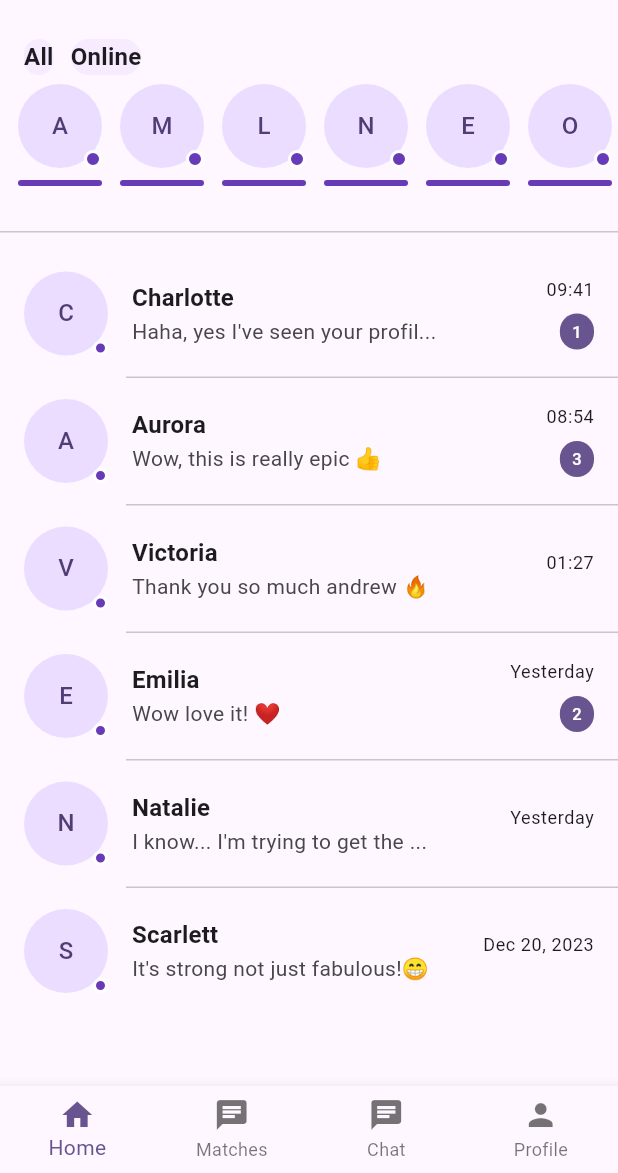
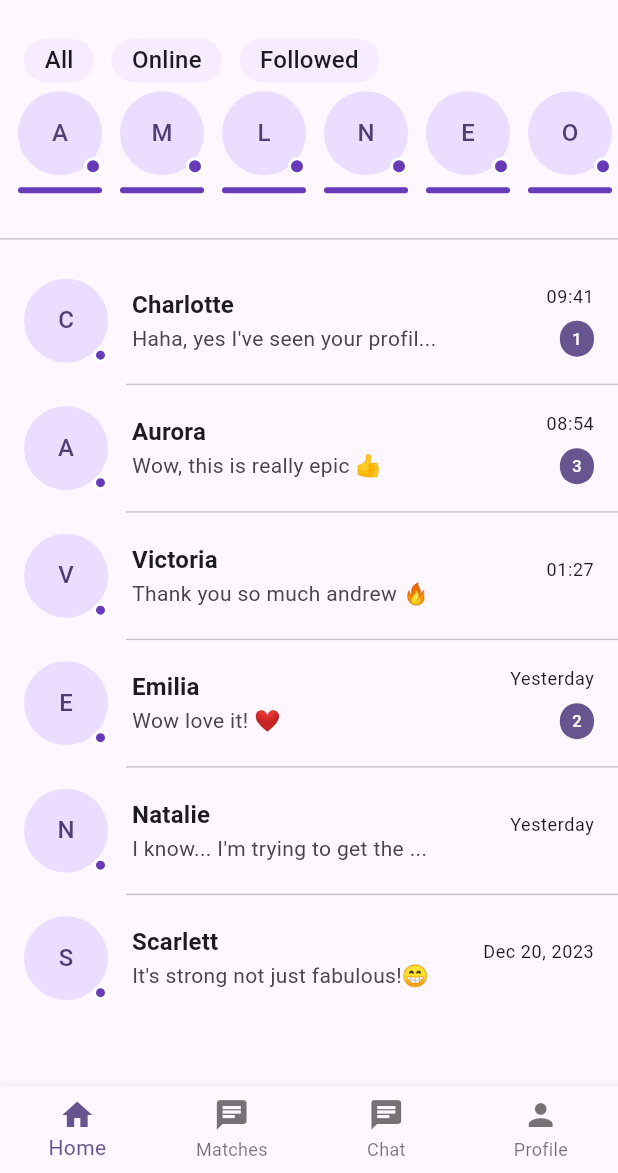
Before and after one commit to nishant678/bondlyze, a Flutter app: the screen it shows after launch, on a phone screen of 412 x 824 dp, the part 63-1236 px from its top. Run offline on Flutter 3.47's test engine with Material 3 defaults, Android fonts, the light colour scheme and no system bars; our stand-ins replace flutter_screenutil, get_it.

Commit message:
new changes in home screen

```diff
--- /dev/null
+++ b/lib/model/chat_item_model.dart
@@ -0,0 +1,13 @@
+
+class ChatItem {
+  final String name;
+  final String message;
+  final String timeLabel;
+  final int? unreadCount;
+  const ChatItem({
+    required this.name,
+    required this.message,
+    required this.timeLabel,
+    this.unreadCount,
+  });
+}
--- a/lib/view/home_screen.dart
+++ b/lib/view/home_screen.dart
@@ -1,4 +1,7 @@
 import 'package:bondlyze/config/color/app_color.dart';
+import 'package:bondlyze/model/chat_item_model.dart';
+import 'package:bondlyze/view/widget/active_avatar.dart';
+import 'package:bondlyze/view/widget/chat_tile.dart';
 import 'package:flutter/material.dart';
 import 'package:flutter_screenutil/flutter_screenutil.dart';
 class HomeScreen extends StatefulWidget {
@@ -19,36 +22,36 @@ class _HomeScreenState extends State<HomeScreen> {
     _ActiveUser(name: 'Sophia'),
   ];
 
-  final List<_ChatItem> _chats = const [
-    _ChatItem(
+  final List<ChatItem> _chats = const [
+    ChatItem(
       name: 'Charlotte',
       message: "Haha, yes I've seen your profil...",
       timeLabel: '09:41',
       unreadCount: 1,
     ),
-    _ChatItem(
+    ChatItem(
       name: 'Aurora',
       message: 'Wow, this is really epic 👍',
       timeLabel: '08:54',
       unreadCount: 3,
     ),
-    _ChatItem(
+    ChatItem(
       name: 'Victoria',
       message: 'Thank you so much andrew 🔥',
       timeLabel: '01:27',
     ),
-    _ChatItem(
+    ChatItem(
       name: 'Emilia',
       message: 'Wow love it! ❤️',
       timeLabel: 'Yesterday',
       unreadCount: 2,
     ),
-    _ChatItem(
+    ChatItem(
       name: 'Natalie',
       message: "I know... I'm trying to get the ...",
       timeLabel: 'Yesterday',
     ),
-    _ChatItem(
+    ChatItem(
       name: 'Scarlett',
       message: "It's strong not just fabulous!😁",
       timeLabel: 'Dec 20, 2023',
@@ -85,10 +88,15 @@ class _HomeScreenState extends State<HomeScreen> {
                     color: AppColors.unselectedButtonColor,
                     borderRadius: BorderRadius.circular(16),
                   ),
+                  child: Center(
+                    child: Padding(
+                      padding: EdgeInsets.symmetric(vertical: 2.h, horizontal: 12.w),
                       child: Text(
                         'All',
                         style: theme.textTheme.titleMedium?.copyWith(
-                      fontWeight: FontWeight.w600,
+                          fontWeight: FontWeight.w500,
+                        ),
+                      ),
                     ),
                   ),
                 ),
@@ -98,14 +106,36 @@ class _HomeScreenState extends State<HomeScreen> {
                     color: AppColors.unselectedButtonColor,
                     borderRadius: BorderRadius.circular(16),
                   ),
+                  child: Center(
+                    child: Padding(
+                      padding: EdgeInsets.symmetric(vertical: 2.h, horizontal: 12.w),
                       child: Text(
                         'Online',
                         style: theme.textTheme.titleMedium?.copyWith(
-                      fontWeight: FontWeight.w600,
+                          fontWeight: FontWeight.w500,
                         ),
                       ),
                     ),
-
+                  ),
+                ),
+                SizedBox(width: 10.w,),
+                 Container(
+                  decoration: BoxDecoration(
+                    color: AppColors.unselectedButtonColor,
+                    borderRadius: BorderRadius.circular(16),
+                  ),
+                  child: Center(
+                    child: Padding(
+                      padding: EdgeInsets.symmetric(vertical: 2.h, horizontal: 12.w),
+                      child: Text(
+                        'Followed',
+                        style: theme.textTheme.titleMedium?.copyWith(
+                          fontWeight: FontWeight.w500,
+                        ),
+                      ),
+                    ),
+                  ),
+                ),
               ],
             ),
           ),
@@ -116,7 +146,7 @@ class _HomeScreenState extends State<HomeScreen> {
               scrollDirection: Axis.horizontal,
               itemBuilder: (context, index) {
                 final user = _activeUsers[index];
-                return _ActiveAvatar(name: user.name);
+                return ActiveAvatar(name: user.name);
               },
               separatorBuilder: (context, index) => const SizedBox(width: 12),
               itemCount: _activeUsers.length,
@@ -132,7 +162,7 @@ class _HomeScreenState extends State<HomeScreen> {
               separatorBuilder: (_, __) => const Divider(height: 1, indent: 84),
               itemBuilder: (context, index) {
                 final chat = _chats[index];
-                return _ChatTile(
+                return ChatTile(
                   chat: chat,
                   badgeColor: colorScheme.primary,
                 );
@@ -145,133 +175,8 @@ class _HomeScreenState extends State<HomeScreen> {
   }
 }
 
-class _ActiveAvatar extends StatelessWidget {
-  final String name;
-  const _ActiveAvatar({required this.name});
-
-  @override
-  Widget build(BuildContext context) {
-    final initials = name.isNotEmpty ? name[0].toUpperCase() : '?';
-    return Column(
-      children: [
-        Stack(
-          children: [
-            CircleAvatar(
-              radius: 28,
-              child: Text(initials),
-            ),
-            Positioned(
-              right: 0,
-              bottom: 0,
-              child: Container(
-                width: 12,
-                height: 12,
-                decoration: BoxDecoration(
-                  color: Colors.deepPurple,
-                  borderRadius: BorderRadius.circular(6),
-                  border: Border.all(color: Colors.white, width: 2),
-                ),
-              ),
-            ),
-          ],
-        ),
-        const SizedBox(height: 8),
-        Container(
-          width: 56,
-          height: 4,
-          decoration: BoxDecoration(
-            color: Colors.deepPurple,
-            borderRadius: BorderRadius.circular(2),
-          ),
-        ),
-      ],
-    );
-  }
-}
-
-class _ChatTile extends StatelessWidget {
-  final _ChatItem chat;
-  final Color badgeColor;
-
-  const _ChatTile({required this.chat, required this.badgeColor});
-
-  @override
-  Widget build(BuildContext context) {
-    final theme = Theme.of(context);
-    return ListTile(
-      contentPadding: const EdgeInsets.symmetric(horizontal: 16, vertical: 6),
-      leading: Stack(
-        children: [
-          CircleAvatar(
-            radius: 28,
-            child: Text(chat.name[0]),
-          ),
-          Positioned(
-            right: 0,
-            bottom: 0,
-            child: Container(
-              width: 10,
-              height: 10,
-              decoration: BoxDecoration(
-                color: Colors.deepPurple,
-                shape: BoxShape.circle,
-                border: Border.all(color: Colors.white, width: 2),
-              ),
-            ),
-          )
-        ],
-      ),
-      title: Text(
-        chat.name,
-        style: theme.textTheme.titleMedium?.copyWith(fontWeight: FontWeight.w600),
-      ),
-      subtitle: Text(
-        chat.message,
-        maxLines: 1,
-        overflow: TextOverflow.ellipsis,
-      ),
-      trailing: Column(
-        crossAxisAlignment: CrossAxisAlignment.end,
-        mainAxisAlignment: MainAxisAlignment.center,
-        children: [
-          Text(
-            chat.timeLabel,
-            style: theme.textTheme.bodySmall,
-          ),
-          const SizedBox(height: 8),
-          if (chat.unreadCount != null && chat.unreadCount! > 0)
-            Container(
-              padding: const EdgeInsets.symmetric(horizontal: 8, vertical: 4),
-              decoration: BoxDecoration(
-                color: badgeColor,
-                borderRadius: BorderRadius.circular(12),
-              ),
-              child: Text(
-                chat.unreadCount.toString(),
-                style: theme.textTheme.labelSmall?.copyWith(color: Colors.white),
-              ),
-            ),
-        ],
-      ),
-      onTap: () {},
-    );
-  }
-}
 
 class _ActiveUser {
   final String name;
   const _ActiveUser({required this.name});
 }
-
-class _ChatItem {
-  final String name;
-  final String message;
-  final String timeLabel;
-  final int? unreadCount;
-  const _ChatItem({
-    required this.name,
-    required this.message,
-    required this.timeLabel,
-    this.unreadCount,
-  });
-}
--- /dev/null
+++ b/lib/view/widget/active_avatar.dart
@@ -0,0 +1,46 @@
+import 'package:flutter/material.dart';
+
+
+class ActiveAvatar extends StatelessWidget {
+  final String name;
+  const ActiveAvatar({required this.name});
+
+  @override
+  Widget build(BuildContext context) {
+    final initials = name.isNotEmpty ? name[0].toUpperCase() : '?';
+    return Column(
+      children: [
+        Stack(
+          children: [
+            CircleAvatar(
+              radius: 28,
+              child: Text(initials),
+            ),
+            Positioned(
+              right: 0,
+              bottom: 0,
+              child: Container(
+                width: 12,
+                height: 12,
+                decoration: BoxDecoration(
+                  color: Colors.deepPurple,
+                  borderRadius: BorderRadius.circular(6),
+                  border: Border.all(color: Colors.white, width: 2),
+                ),
+              ),
+            ),
+          ],
+        ),
+        const SizedBox(height: 8),
+        Container(
+          width: 56,
+          height: 4,
+          decoration: BoxDecoration(
+            color: Colors.deepPurple,
+            borderRadius: BorderRadius.circular(2),
+          ),
+        ),
+      ],
+    );
+  }
+}
--- /dev/null
+++ b/lib/view/widget/chat_tile.dart
@@ -0,0 +1,72 @@
+import 'package:bondlyze/model/chat_item_model.dart';
+import 'package:flutter/material.dart';
+
+
+class ChatTile extends StatelessWidget {
+  final ChatItem chat;
+  final Color badgeColor;
+
+  const ChatTile({required this.chat, required this.badgeColor});
+
+  @override
+  Widget build(BuildContext context) {
+    final theme = Theme.of(context);
+    return ListTile(
+      contentPadding: const EdgeInsets.symmetric(horizontal: 16, vertical: 6),
+      leading: Stack(
+        children: [
+          CircleAvatar(
+            radius: 28,
+            child: Text(chat.name[0]),
+          ),
+          Positioned(
+            right: 0,
+            bottom: 0,
+            child: Container(
+              width: 10,
+              height: 10,
+              decoration: BoxDecoration(
+                color: Colors.deepPurple,
+                shape: BoxShape.circle,
+                border: Border.all(color: Colors.white, width: 2),
+              ),
+            ),
+          )
+        ],
+      ),
+      title: Text(
+        chat.name,
+        style: theme.textTheme.titleMedium?.copyWith(fontWeight: FontWeight.w600),
+      ),
+      subtitle: Text(
+        chat.message,
+        maxLines: 1,
+        overflow: TextOverflow.ellipsis,
+      ),
+      trailing: Column(
+        crossAxisAlignment: CrossAxisAlignment.end,
+        mainAxisAlignment: MainAxisAlignment.center,
+        children: [
+          Text(
+            chat.timeLabel,
+            style: theme.textTheme.bodySmall,
+          ),
+          const SizedBox(height: 8),
+          if (chat.unreadCount != null && chat.unreadCount! > 0)
+            Container(
+              padding: const EdgeInsets.symmetric(horizontal: 8, vertical: 4),
+              decoration: BoxDecoration(
+                color: badgeColor,
+                borderRadius: BorderRadius.circular(12),
+              ),
+              child: Text(
+                chat.unreadCount.toString(),
+                style: theme.textTheme.labelSmall?.copyWith(color: Colors.white),
+              ),
+            ),
+        ],
+      ),
+      onTap: () {},
+    );
+  }
+}
```
Lines whose indentation alone changed are shown as unchanged.
